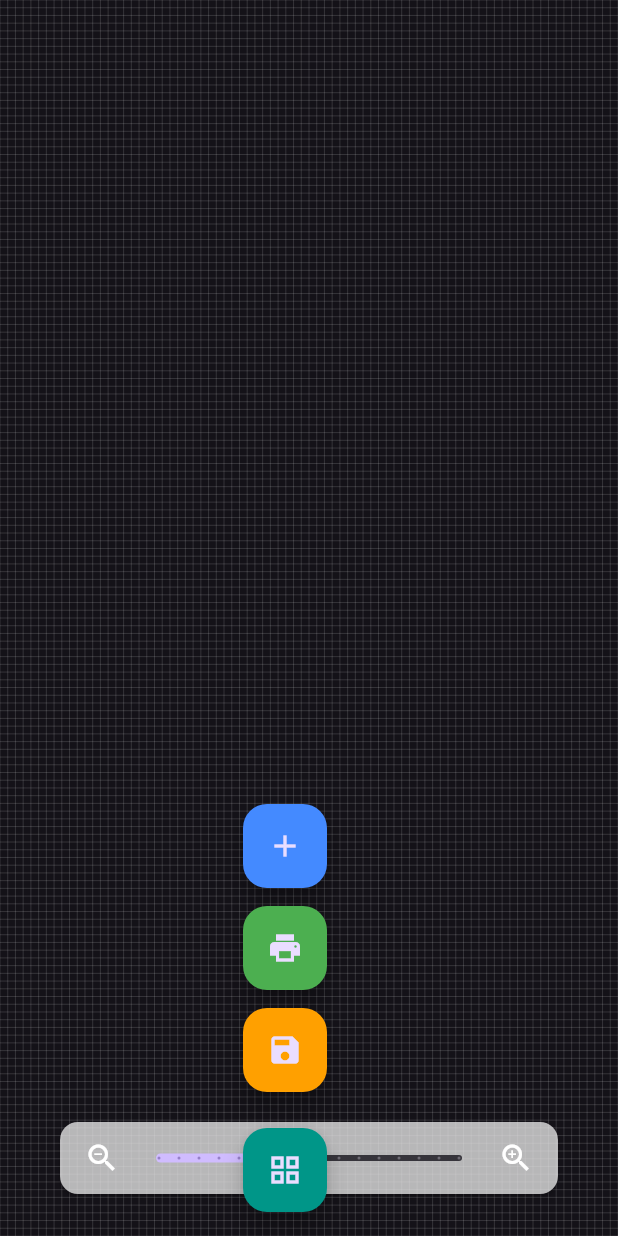
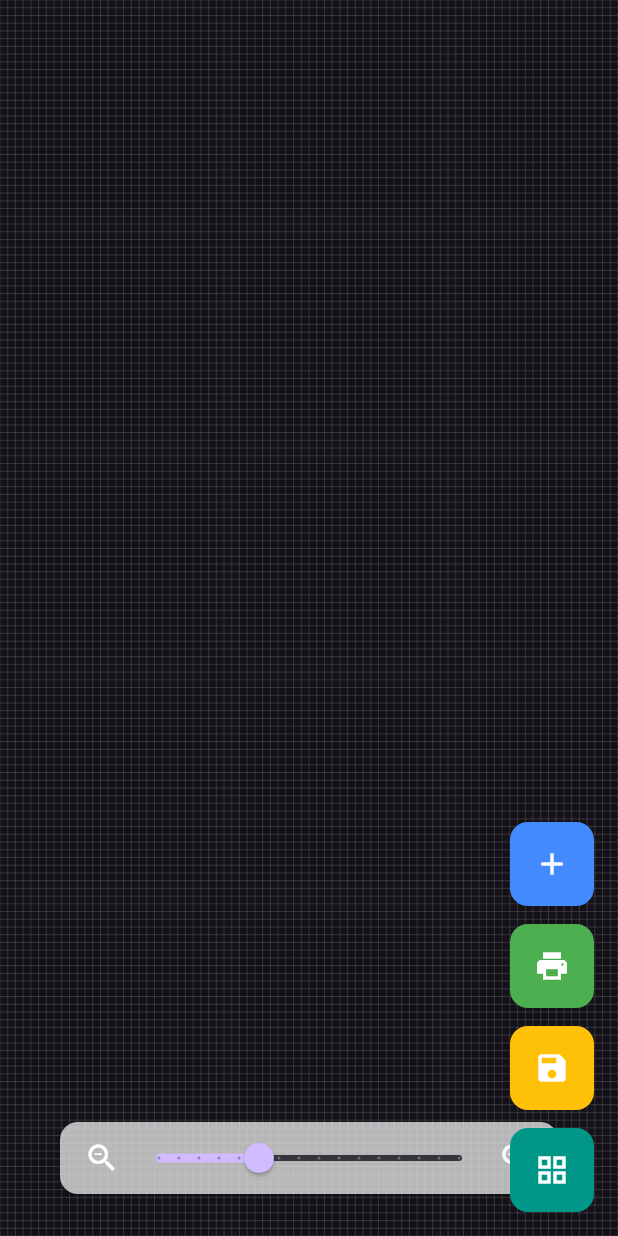
Before and after one commit to Smeetsv10/travel-planner-project, a Flutter app: the screen it shows after launch, on a phone screen of 412 x 824 dp. Run offline on Flutter 3.47's test engine with Material 3 defaults, Android fonts, the phone set to English and light mode, and no system bars; our stand-ins replace file_picker, geocoding, google_maps_flutter, shared_preferences; missing offline and left inert: desktop_drop, pasteboard.

Commit message:
Update homepage_floatingactionbuttons.dart

```diff
--- a/lib/widgets/homepage_floatingactionbuttons.dart
+++ b/lib/widgets/homepage_floatingactionbuttons.dart
@@ -6,7 +6,6 @@
 import 'package:travel_scheduler/classes/functions.dart';
 import 'package:travel_scheduler/widgets/card_chains_page.dart';
 import 'package:travel_scheduler/widgets/clustor_button.dart';
-import 'package:travel_scheduler/widgets/custom_action_button.dart';
 
 class HomePageFloatingActionButtons extends StatefulWidget {
   final TransformationController transformationController;
@@ -78,175 +77,10 @@
     );
   }
 
-  Widget _buildAddCardButton(BuildContext context) {
-    return FloatingActionButton(
-      heroTag: 'add_card',
-      onPressed: () =>
-          showModalBottomSheet<CardType>(
-            context: context,
-            backgroundColor: Colors.blueAccent,
-            shape: const RoundedRectangleBorder(
-              borderRadius: BorderRadius.vertical(top: Radius.circular(20)),
-            ),
-            builder: (context) => Column(
-              mainAxisSize: MainAxisSize.min,
-              children: [
-                Container(
-                  decoration: BoxDecoration(
-                    color: AppSettings.blankCardColor,
-                    borderRadius: const BorderRadius.vertical(
-                      top: Radius.circular(20),
-                    ),
-                  ),
-                  child: ListTile(
-                    leading: SizedBox(width: 50, child: blankIcon()),
-                    title: const Text(
-                      'Add Blank Card',
-                      style: TextStyle(color: Colors.white),
-                    ),
-                    onTap: () => Navigator.pop(context, CardType.blank),
-                  ),
-                ),
-                ListTile(
-                  leading: SizedBox(width: 50, child: flightIcon()),
-                  tileColor: AppSettings.flightCardColor,
-                  title: const Text(
-                    'Add Flight Card',
-                    style: TextStyle(color: Colors.white),
-                  ),
-                  onTap: () => Navigator.pop(context, CardType.flight),
-                ),
-                ListTile(
-                  leading: SizedBox(width: 50, child: accommodationIcon()),
-                  tileColor: AppSettings.accommodationCardColor,
-                  title: const Text(
-                    'Add Accomodation Card',
-                    style: TextStyle(color: Colors.white),
-                  ),
-                  onTap: () => Navigator.pop(context, CardType.accommodation),
-                ),
-                ListTile(
-                  leading: SizedBox(width: 50, child: transportationIcon()),
-                  tileColor: AppSettings.transportationCardColor,
-                  title: const Text(
-                    'Add Transportation Card',
-                    style: TextStyle(color: Colors.white),
-                  ),
-                  onTap: () => Navigator.pop(context, CardType.transportation),
-                ),
-              ],
-            ),
-          ).then((choice) {
-            if (choice != null) _addCard(context, choice);
-          }),
-      backgroundColor: Colors.blueAccent,
-      child: const Icon(Icons.add),
-    );
-  }
-
-  Widget _buildPrintButton(BuildContext context) {
-    return FloatingActionButton(
-      heroTag: 'print_cardproviders',
-      onPressed: () => _printAllCardProviders(context),
-      backgroundColor: Colors.green,
-      tooltip: 'Print all CardProviders',
-      child: const Icon(Icons.print),
-    );
-  }
-
-  Widget _buildSaveButton(
-    BuildContext context,
-    CardListProvider cardListProvider,
-  ) {
-    return FloatingActionButton(
-      heroTag: 'save_menu',
-      onPressed: () {
-        showModalBottomSheet(
-          context: context,
-          backgroundColor: Colors.blueAccent,
-          shape: const RoundedRectangleBorder(
-            borderRadius: BorderRadius.vertical(top: Radius.circular(20)),
-          ),
-          builder: (context) => Column(
-            mainAxisSize: MainAxisSize.min,
-            children: [
-              ListTile(
-                leading: const Icon(Icons.save, color: Colors.white),
-                title: const Text(
-                  'Save Locally',
-                  style: TextStyle(color: Colors.white),
-                ),
-                onTap: () {
-                  Navigator.pop(context);
-                  cardListProvider.saveCardsLocally(context);
-                },
-              ),
-              ListTile(
-                leading: const Icon(Icons.file_download, color: Colors.white),
-                title: const Text(
-                  'Save As File',
-                  style: TextStyle(color: Colors.white),
-                ),
-                onTap: () {
-                  Navigator.pop(context);
-                  cardListProvider.saveCardsToFile(context);
-                },
-              ),
-              ListTile(
-                leading: const Icon(Icons.folder_open, color: Colors.white),
-                title: const Text(
-                  'Load From File',
-                  style: TextStyle(color: Colors.white),
-                ),
-                onTap: () async {
-                  Navigator.pop(context);
-                  try {
-                    await cardListProvider.loadCardsFromFile();
-                  } catch (e) {
-                    ScaffoldMessenger.of(context).showSnackBar(
-                      SnackBar(content: Text('Error loading file: $e')),
-                    );
-                  }
-                },
-              ),
-              ListTile(
-                leading: const Icon(Icons.restore_page, color: Colors.white),
-                title: const Text(
-                  'Reload App',
-                  style: TextStyle(color: Colors.white),
-                ),
-                onTap: () {
-                  Navigator.pop(context);
-                  cardListProvider.loadCardsLocally(context);
-                },
-              ),
-            ],
-          ),
-        );
-      },
-      backgroundColor: Colors.amber[700],
-      child: const Icon(Icons.save),
-    );
-  }
-
-  Widget _buildDebugButton(BuildContext context) {
-    return Container();
-  }
-
   void openCardChainsPage(BuildContext context) {
     Navigator.of(
       context,
     ).push(MaterialPageRoute(builder: (_) => const CardChainsPage()));
-  }
-
-  Widget _buildShowChainsButton(BuildContext context) {
-    return FloatingActionButton(
-      heroTag: 'show_card_chains',
-      onPressed: () => openCardChainsPage(context),
-      backgroundColor: Colors.teal,
-      tooltip: 'Show Card Chains',
-      child: const Icon(Icons.grid_view),
-    );
   }
 
   @override
@@ -256,15 +90,118 @@
     return Column(
       mainAxisSize: MainAxisSize.min,
       children: [
-        _buildAddCardButton(context),
+        // Main Add Card Button with nested card type buttons
+        ClusterButton(
+          backgroundColor: Colors.blueAccent,
+          axisDirection: AxisDirection.left,
+          child: const Icon(Icons.add, color: Colors.white),
+          children: [
+            ClusterButton(
+              backgroundColor: AppSettings.blankCardColor,
+              buttonSize: const Size(50, 50),
+              child: blankIcon(),
+              onPressed: () => _addCard(context, CardType.blank),
+              children: const [],
+            ),
+            ClusterButton(
+              backgroundColor: AppSettings.flightCardColor,
+              buttonSize: const Size(50, 50),
+              child: flightIcon(),
+              onPressed: () => _addCard(context, CardType.flight),
+              children: const [],
+            ),
+            ClusterButton(
+              backgroundColor: AppSettings.accommodationCardColor,
+              buttonSize: const Size(50, 50),
+              child: accommodationIcon(),
+              onPressed: () => _addCard(context, CardType.accommodation),
+              children: const [],
+            ),
+            ClusterButton(
+              backgroundColor: AppSettings.transportationCardColor,
+              buttonSize: const Size(50, 50),
+              child: transportationIcon(),
+              onPressed: () => _addCard(context, CardType.transportation),
+              children: const [],
+            ),
+          ],
+        ),
         const SizedBox(height: 12),
-        _buildPrintButton(context),
+
+        // Print Button
+        ClusterButton(
+          backgroundColor: Colors.green,
+          child: const Icon(Icons.print, color: Colors.white),
+          onPressed: () => _printAllCardProviders(context),
+          children: const [],
+        ),
         const SizedBox(height: 12),
-        _buildSaveButton(context, cardListProvider),
+
+        // Save/Load Button with nested options
+        ClusterButton(
+          backgroundColor: Colors.amber,
+          axisDirection: AxisDirection.left,
+          child: const Icon(Icons.save, color: Colors.white),
+          children: [
+            ClusterButton(
+              backgroundColor: Colors.orange,
+              buttonSize: const Size(50, 50),
+              child: const Icon(Icons.save, color: Colors.white, size: 20),
+              onPressed: () => cardListProvider.saveCardsLocally(context),
+              children: const [],
+            ),
+            ClusterButton(
+              backgroundColor: Colors.deepOrange,
+              buttonSize: const Size(50, 50),
+              child: const Icon(
+                Icons.file_download,
+                color: Colors.white,
+                size: 20,
+              ),
+              onPressed: () => cardListProvider.saveCardsToFile(context),
+              children: const [],
+            ),
+            ClusterButton(
+              backgroundColor: Colors.red,
+              buttonSize: const Size(50, 50),
+              child: const Icon(
+                Icons.folder_open,
+                color: Colors.white,
+                size: 20,
+              ),
+              onPressed: () async {
+                try {
+                  await cardListProvider.loadCardsFromFile();
+                } catch (e) {
+                  ScaffoldMessenger.of(context).showSnackBar(
+                    SnackBar(content: Text('Error loading file: $e')),
+                  );
+                }
+              },
+              children: const [],
+            ),
+            ClusterButton(
+              backgroundColor: Colors.purple,
+              buttonSize: const Size(50, 50),
+              child: const Icon(
+                Icons.restore_page,
+                color: Colors.white,
+                size: 20,
+              ),
+              onPressed: () => cardListProvider.loadCardsLocally(context),
+              children: const [],
+            ),
+          ],
+        ),
         const SizedBox(height: 12),
-        _buildDebugButton(context),
-        const SizedBox(height: 12),
-        _buildShowChainsButton(context),
+
+        // Show Chains Button
+        ClusterButton(
+          backgroundColor: Colors.teal,
+          child: const Icon(Icons.grid_view, color: Colors.white),
+          onPressed: () => openCardChainsPage(context),
+          children: const [],
+        ),
       ],
     );
   }
```
